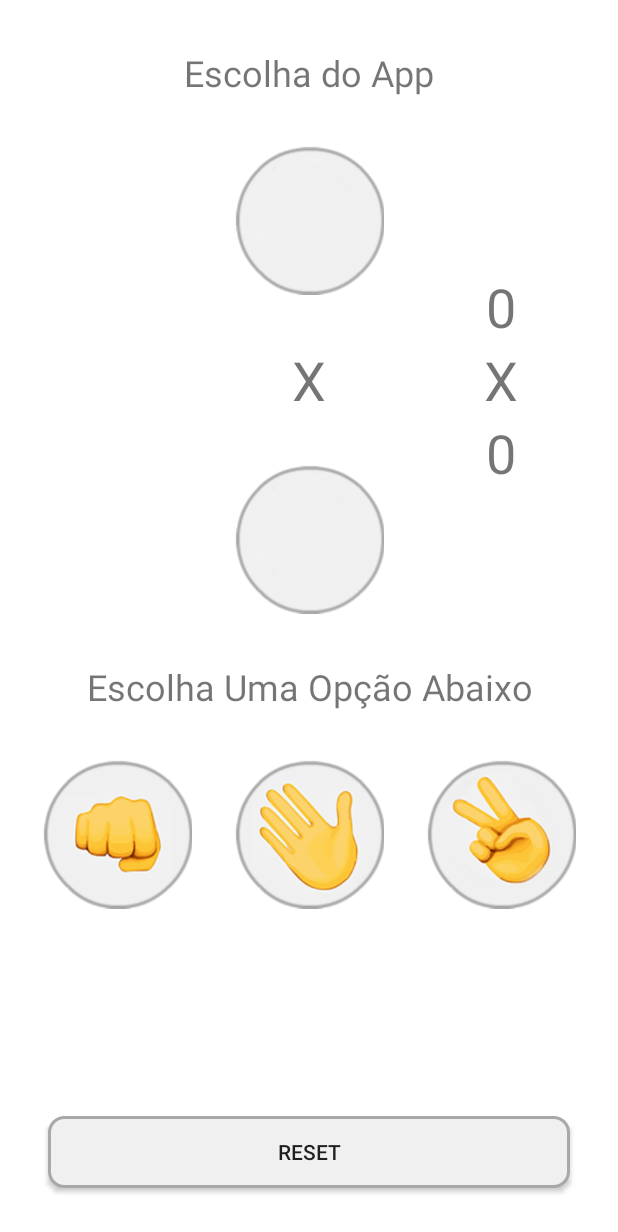
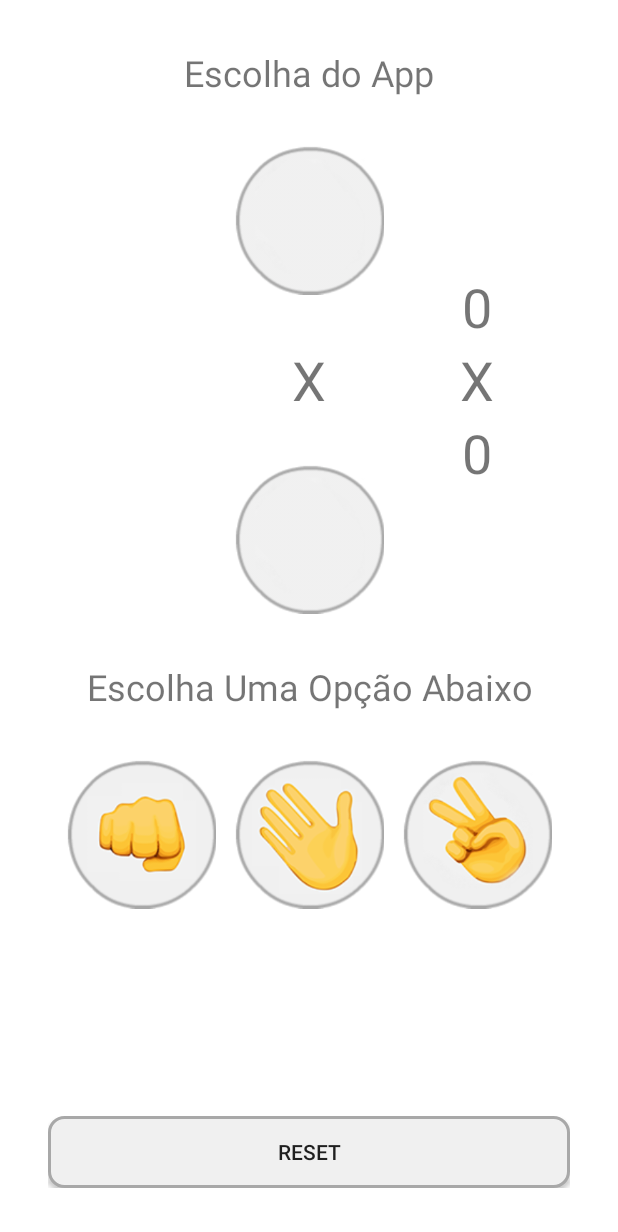
Before and after one commit to WRDelmanto/Papps, an Android app: the layout fragment_rock_paper_scissors.xml on its own in the app's theme, with its tools: preview values and no code run, on a phone screen of 412 x 824 dp. Shown: the top 1232 px of the screen. Run offline under Robolectric (Android 15) with nearby library versions, the phone set to English and light mode, and no system bars.

Commit message:
[Rock Paper Scissors] Create ViewModel

```diff
--- a/app/src/main/java/com/wrdelmanto/papps/MainActivity.kt
+++ b/app/src/main/java/com/wrdelmanto/papps/MainActivity.kt
@@ -209,7 +209,7 @@ class MainActivity : AppCompatActivity(), NavigationView.OnNavigationItemSelecte
             )
 
             R.id.drawer_rock_paper_scissors -> switchFragment(
-                homeFragmentContainer.id, RockPaperScissorsFragment(), "ROCK_PAPER_SCISSORS"
+                homeFragmentContainer.id, RockPaperScissorsFragment(applicationContext), "ROCK_PAPER_SCISSORS"
             )
 
             R.id.drawer_unscramble -> switchFragment(
--- a/app/src/main/res/layout/fragment_rock_paper_scissors.xml
+++ b/app/src/main/res/layout/fragment_rock_paper_scissors.xml
@@ -1,16 +1,24 @@
 <?xml version="1.0" encoding="utf-8"?>
-<androidx.constraintlayout.widget.ConstraintLayout xmlns:android="http://schemas.android.com/apk/res/android"
+<layout xmlns:android="http://schemas.android.com/apk/res/android"
     xmlns:app="http://schemas.android.com/apk/res-auto"
-    xmlns:tools="http://schemas.android.com/tools"
+    xmlns:tools="http://schemas.android.com/tools">
+
+    <data>
+
+        <variable
+            name="rockPaperScissorsViewModel"
+            type="com.wrdelmanto.papps.games.rockPaperScissors.RockPaperScissorsViewModel" />
+    </data>
+
+    <androidx.constraintlayout.widget.ConstraintLayout
         android:layout_width="match_parent"
-    android:layout_height="match_parent">
+        android:layout_height="match_parent"
+        android:padding="@dimen/padding_edges">
 
         <TextView
             android:id="@+id/rock_paper_scissors_app_choice"
             android:layout_width="wrap_content"
             android:layout_height="wrap_content"
-        android:layout_marginHorizontal="@dimen/margin_edges"
-        android:layout_marginTop="@dimen/margin_edges"
             android:gravity="center"
             android:text="@string/rock_paper_scissors_app_choice"
             android:textSize="@dimen/font_size_normal_above"
@@ -24,10 +32,11 @@
             android:layout_height="@dimen/image_size_custom"
             android:layout_marginTop="@dimen/margin_edges"
             android:contentDescription="@null"
-        android:src="@drawable/ic_empty"
+            android:src="@{rockPaperScissorsViewModel.appChoice}"
             app:layout_constraintEnd_toEndOf="parent"
             app:layout_constraintStart_toStartOf="parent"
-        app:layout_constraintTop_toBottomOf="@+id/rock_paper_scissors_app_choice" />
+            app:layout_constraintTop_toBottomOf="@+id/rock_paper_scissors_app_choice"
+            tools:src="@drawable/ic_empty" />
 
         <TextView
             android:id="@+id/rock_paper_scissors_separator"
@@ -46,26 +55,27 @@
             android:layout_height="@dimen/image_size_custom"
             android:layout_marginTop="@dimen/margin_edges"
             android:contentDescription="@null"
-        android:src="@drawable/ic_empty"
+            android:src="@{rockPaperScissorsViewModel.selfChoice}"
             app:layout_constraintEnd_toEndOf="parent"
             app:layout_constraintStart_toStartOf="parent"
-        app:layout_constraintTop_toBottomOf="@+id/rock_paper_scissors_separator" />
+            app:layout_constraintTop_toBottomOf="@+id/rock_paper_scissors_separator"
+            tools:src="@drawable/ic_empty" />
 
         <TextView
             android:id="@+id/rock_paper_scissors_app_score"
             android:layout_width="wrap_content"
             android:layout_height="wrap_content"
-        android:text="@string/zero"
+            android:text="@{rockPaperScissorsViewModel.appScore}"
             android:textSize="@dimen/font_size_large"
             app:layout_constraintBottom_toTopOf="@+id/rock_paper_scissors_score_separator"
             app:layout_constraintEnd_toEndOf="@+id/rock_paper_scissors_score_separator"
-        app:layout_constraintStart_toStartOf="@+id/rock_paper_scissors_score_separator" />
+            app:layout_constraintStart_toStartOf="@+id/rock_paper_scissors_score_separator"
+            tools:text="@string/zero" />
 
         <TextView
             android:id="@+id/rock_paper_scissors_score_separator"
             android:layout_width="wrap_content"
             android:layout_height="wrap_content"
-        android:layout_marginVertical="@dimen/margin_elements_small"
             android:text="@string/score_separator"
             android:textSize="@dimen/font_size_large"
             app:layout_constraintBottom_toBottomOf="@id/rock_paper_scissors_separator"
@@ -77,17 +87,17 @@
             android:id="@+id/rock_paper_scissors_self_score"
             android:layout_width="wrap_content"
             android:layout_height="wrap_content"
-        android:text="@string/zero"
+            android:text="@{rockPaperScissorsViewModel.selfScore}"
             android:textSize="@dimen/font_size_large"
             app:layout_constraintEnd_toEndOf="@+id/rock_paper_scissors_score_separator"
             app:layout_constraintStart_toStartOf="@+id/rock_paper_scissors_score_separator"
-        app:layout_constraintTop_toBottomOf="@+id/rock_paper_scissors_score_separator" />
+            app:layout_constraintTop_toBottomOf="@+id/rock_paper_scissors_score_separator"
+            tools:text="@string/zero" />
 
         <TextView
             android:id="@+id/rock_paper_scissors_choice"
             android:layout_width="match_parent"
             android:layout_height="wrap_content"
-        android:layout_marginHorizontal="@dimen/margin_edges"
             android:layout_marginTop="@dimen/margin_edges"
             android:text="@string/rock_paper_scissors_self_choice"
             android:textAlignment="center"
@@ -133,11 +143,10 @@
             android:id="@+id/rock_paper_scissors_reset_button"
             android:layout_width="match_parent"
             android:layout_height="wrap_content"
-        android:layout_marginHorizontal="@dimen/margin_edges"
-        android:layout_marginBottom="@dimen/margin_edges"
             android:background="@drawable/general_button"
             android:text="@string/reset"
             app:layout_constraintBottom_toBottomOf="parent"
             app:layout_constraintEnd_toEndOf="parent"
             app:layout_constraintStart_toStartOf="parent" />
     </androidx.constraintlayout.widget.ConstraintLayout>
+</layout>
```
Also changed, not shown: app/src/main/java/com/wrdelmanto/papps/games/rockPaperScissors/RockPaperScissorsFragment.kt (+21 -72 lines), app/src/main/java/com/wrdelmanto/papps/games/rockPaperScissors/RockPaperScissorsViewModel.kt (added, +101 -0 lines). Lines whose indentation alone changed are shown as unchanged.
